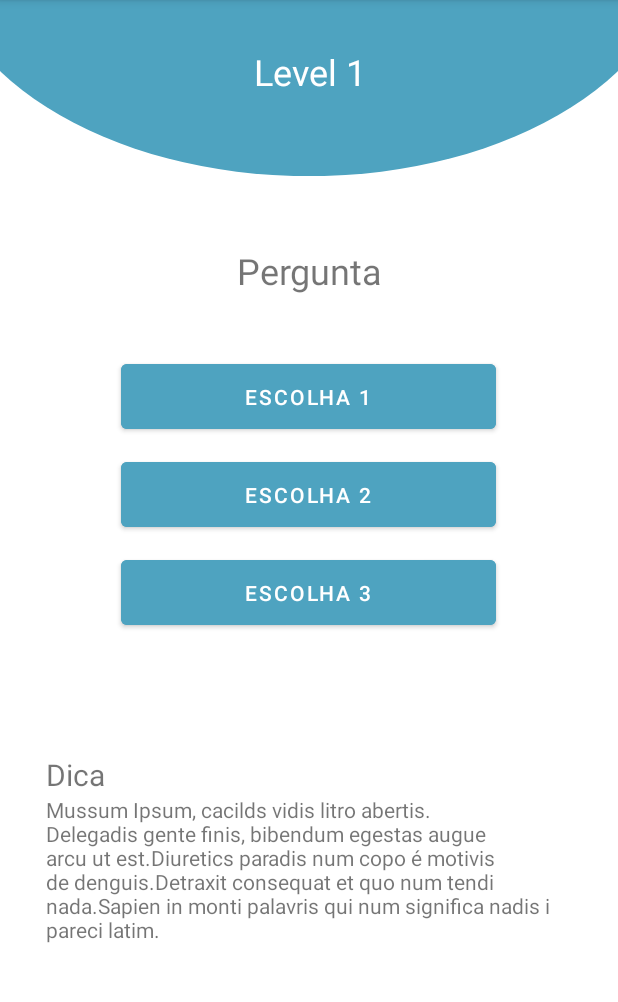
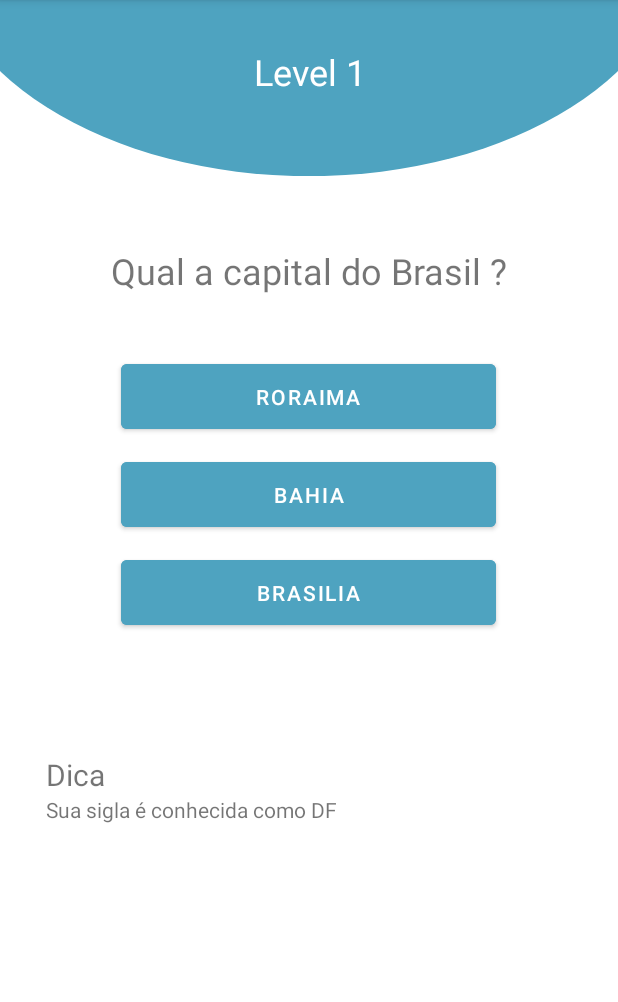
Before and after one commit to ProgrammerKelliton/QuizSenac, an Android app: the MainActivity screen opened directly, with no data from a screen before it, on a phone screen of 412 x 824 dp, the part 84-1086 px from its top. Run offline under Robolectric (Android 15) with nearby library versions, the phone set to English and light mode, and no system bars.

Commit message:
Adicionando leitura de perguntas

```diff
--- a/app/src/main/java/com/example/quiz/CheckResponse.java
+++ b/app/src/main/java/com/example/quiz/CheckResponse.java
@@ -15,9 +15,11 @@ public class CheckResponse extends AppCompatActivity {
 
     public boolean ConfirmRespose(String userRespose)
     {
-        // Falta obter a resposta do db
 
-        if(userRespose == "resposta do db")
+        MainActivity main = new MainActivity();
+        String resp = main.questionsList.get(0).getQuestion();
+
+        if(userRespose == resp)
         {
             return true;
         }
--- a/app/src/main/java/com/example/quiz/MainActivity.java
+++ b/app/src/main/java/com/example/quiz/MainActivity.java
@@ -10,14 +10,15 @@ import android.widget.Button;
 import android.widget.TextView;
 
 import java.util.ArrayList;
+import java.util.Set;
 
 public class MainActivity extends AppCompatActivity {
 
     Button ans1, ans2, ans3;
-    TextView level, question;
+    TextView level, question, tip;
     // InitApp init;
     CheckResponse check;
-    private ArrayList<Questions> questionsList;
+    public ArrayList<Questions> questionsList;
 
     @Override
     protected void onCreate(Bundle savedInstanceState) {
@@ -30,13 +31,30 @@ public class MainActivity extends AppCompatActivity {
         ans2 = findViewById(R.id.ans_B);
         ans3 = findViewById(R.id.ans_C);
         question = findViewById(R.id.question);
+        tip = findViewById(R.id.tipQuestion);
+
+        // Instanciando variáveis
+        questionsList = new ArrayList<Questions>();
+
+        AddQuestion(); // Adicionando perguntas
 
         // Obtendo nível
-        if(getLevel() == 0)
-        {
+        if (getLevel() == 0) {
             RecordLevel(1);
         }
         level.setText("Level " + getLevel());
+
+        // Atualizando a UI
+        if (getLevel() <= questionsList.size()) {
+            question.setText(getQuestion(getLevel() - 1).getQuestion());
+            ans1.setText(getQuestion(getLevel() - 1).getOption1());
+            ans2.setText(getQuestion(getLevel() - 1).getOption2());
+            ans3.setText(getQuestion(getLevel() - 1).getOption3());
+            tip.setText(getQuestion(getLevel() - 1).getTip());
+        } else {
+            level.setText("Você venceu !");
+            CleanData();
+        }
 
         // Adicionando evento para chamar o Update da UI
         check = new CheckResponse();
@@ -45,11 +63,13 @@ public class MainActivity extends AppCompatActivity {
         OnClickBtn(ans3);
 
         // Buscando dados
-        fetchDB();
+        // fetchDB();
     }
+
     private void UpdateUI(String userRespose) {
 
-        if (check.ConfirmRespose(userRespose)) {
+        // Transformar em maiuscula depois verificar
+        if (userRespose == getQuestion(getLevel() - 1).getAnswer_Nr()) { // check.ConfirmRespose(userRespose)
             RecordLevel(getLevel() + 1);
 
             Intent result = new Intent(MainActivity.this, com.example.quiz.result.class);
@@ -62,6 +82,7 @@ public class MainActivity extends AppCompatActivity {
         }
 
     }
+
     private void OnClickBtn(Button btn) {
         btn.setOnClickListener(new View.OnClickListener() {
             @Override
@@ -70,26 +91,43 @@ public class MainActivity extends AppCompatActivity {
             }
         });
     }
+
     @Override
     protected void onPause() {
         super.onPause();
 
         level.setText("Level " + getLevel());
     }
-    private void RecordLevel(int level)
-    {
+
+    private void RecordLevel(int level) {
         SharedPreferences preferences = getSharedPreferences("GlobalKey", MODE_PRIVATE);
         SharedPreferences.Editor editor = preferences.edit();
         editor.putInt("level", level);
         editor.commit();
     }
-    private int getLevel()
-    {
+
+    private int getLevel() {
         SharedPreferences preferences = getSharedPreferences("GlobalKey", MODE_PRIVATE);
         return preferences.getInt("level", 0);
     }
-    private void fetchDB(){
-        QuizDbHelper dbHelper = new QuizDbHelper(this);
-        questionsList = dbHelper.getAllQuestions();
+
+    private void CleanData() {
+        SharedPreferences preferences = getSharedPreferences("GlobalKey", MODE_PRIVATE);
+        SharedPreferences.Editor editor = preferences.edit();
+        editor.clear();
+        editor.commit();
     }
+
+    private void AddQuestion() {
+        Questions myQuestion = new Questions("Qual a capital do Brasil ?", "Roraima", "Bahia", "Brasilia", "Sua sigla é conhecida como DF", "BRASILIA");
+        questionsList.add(myQuestion);
+    }
+
+    private Questions getQuestion(int index) {
+        return questionsList.get(index);
+    }
+//    private void fetchDB(){
+//        QuizDbHelper dbHelper = new QuizDbHelper(this);
+//        questionsList = dbHelper.getAllQuestions();
+//    }
 }
--- a/app/src/main/java/com/example/quiz/Questions.java
+++ b/app/src/main/java/com/example/quiz/Questions.java
@@ -1,16 +1,16 @@
 package com.example.quiz;
 
 public class Questions {
-    private  String question;
-    private  String option1;
+    private String question;
+    private String option1;
     private String option2;
-    private  String option3;
+    private String option3;
     private String tip;
-    private  int answer_Nr;
+    private String answer_Nr;
 
-    public  Questions(){}
+    // public  Questions(){}
 
-    public Questions(String question, String option1, String option2, String option3,String tip, int answer_Nr) {
+    public Questions(String question, String option1, String option2, String option3,String tip, String answer_Nr) {
         this.question = question;
         this.option1 = option1;
         this.option2 = option2;
@@ -59,11 +59,11 @@ public class Questions {
         this.tip= tip;
     }
 
-    public int getAnswer_Nr() {
+    public String getAnswer_Nr() {
         return answer_Nr;
     }
 
-    public void setAnswer_Nr(int answer_Nr) {
+    public void setAnswer_Nr(String answer_Nr) {
         this.answer_Nr = answer_Nr;
     }
 }
--- a/app/src/main/java/com/example/quiz/QuizDbHelper.java
+++ b/app/src/main/java/com/example/quiz/QuizDbHelper.java
@@ -7,7 +7,7 @@ import android.database.Cursor;
 import android.database.sqlite.SQLiteDatabase;
 import android.database.sqlite.SQLiteOpenHelper;
 
-import  com.example.quiz.QuizContract.*;
+import com.example.quiz.QuizContract.*;
 
 import androidx.annotation.Nullable;
 
@@ -67,24 +67,24 @@ public class QuizDbHelper extends SQLiteOpenHelper {
 
     }
     private void fillQuestionsTable(){
-
-        Questions q1 = new Questions( "Android is what ?", "OS", "Drivers", "Software","WEB", 0 );
-        addQuestios(q1);
-
-        Questions q2 = new Questions( "Unity is used for what", "Game Davelopment", "Movie Making", "Software","WEb", 0 );
-        addQuestios(q2);
-
-        Questions q3 = new Questions( "Ram stands  for", "GUI", "Browser", "Random Access Memory","WEB", 1 );
-        addQuestios(q3);
-
-        Questions q4 = new Questions( "Qual foi o primeiro Presidente do Brasil?", "Deodoro da Fonseca ", "Juscelino Kubitscheck ", "Tancredo Neves","WEB", 1 );
-        addQuestios(q4);
-
-        Questions q5 = new Questions( "Android is what ?", "OS", "Drivers", "Software","WEB", 0 );
-        addQuestios(q5);
-
-        Questions q6 = new Questions( "Android is what ?", "OS", "Drivers", "Software","WEB", 0 );
-        addQuestios(q6);
+//
+//        Questions q1 = new Questions( "Android is what ?", "OS", "Drivers", "Software","WEB", 0 );
+//        addQuestios(q1);
+//
+//        Questions q2 = new Questions( "Unity is used for what", "Game Davelopment", "Movie Making", "Software","WEb", 0 );
+//        addQuestios(q2);
+//
+//        Questions q3 = new Questions( "Ram stands  for", "GUI", "Browser", "Random Access Memory","WEB", 1 );
+//        addQuestios(q3);
+//
+//        Questions q4 = new Questions( "Qual foi o primeiro Presidente do Brasil?", "Deodoro da Fonseca ", "Juscelino Kubitscheck ", "Tancredo Neves","WEB", 1 );
+//        addQuestios(q4);
+//
+//        Questions q5 = new Questions( "Android is what ?", "OS", "Drivers", "Software","WEB", 0 );
+//        addQuestios(q5);
+//
+//        Questions q6 = new Questions( "Android is what ?", "OS", "Drivers", "Software","WEB", 0 );
+//        addQuestios(q6);
 
 
 
@@ -117,22 +117,22 @@ public class QuizDbHelper extends SQLiteOpenHelper {
                 null
         );
 
-        if(c.moveToFirst()){
-            do{
-
-                Questions questions = new Questions();
-                questions.setQuestion(c.getString(c.getColumnIndex(QuestionTable.COLUMN_QUESTION)));
-                questions.setQuestion(c.getString(c.getColumnIndex(QuestionTable.COLUMN_OPTION1)));
-                questions.setQuestion(c.getString(c.getColumnIndex(QuestionTable.COLUMN_OPTION2)));
-                questions.setQuestion(c.getString(c.getColumnIndex(QuestionTable.COLUMN_OPTION3)));
-                questions.setQuestion(c.getString(c.getColumnIndex(QuestionTable.COLUMN_TIP)));
-                questions.setQuestion(c.getString(c.getColumnIndex(QuestionTable.COLUMN_ANSWER_NR)));
-
-
-                questionsList.add(questions);
-
-            }while (c.moveToNext());
-        }
+//        if(c.moveToFirst()){
+//            do{
+//
+//                Questions questions = new Questions();
+//                questions.setQuestion(c.getString(c.getColumnIndex(QuestionTable.COLUMN_QUESTION)));
+//                questions.setQuestion(c.getString(c.getColumnIndex(QuestionTable.COLUMN_OPTION1)));
+//                questions.setQuestion(c.getString(c.getColumnIndex(QuestionTable.COLUMN_OPTION2)));
+//                questions.setQuestion(c.getString(c.getColumnIndex(QuestionTable.COLUMN_OPTION3)));
+//                questions.setQuestion(c.getString(c.getColumnIndex(QuestionTable.COLUMN_TIP)));
+//                questions.setQuestion(c.getString(c.getColumnIndex(QuestionTable.COLUMN_ANSWER_NR)));
+//
+//
+//                questionsList.add(questions);
+//
+//            }while (c.moveToNext());
+//        }
         c.close();
         return questionsList;
     }
--- a/app/src/main/res/layout/activity_main.xml
+++ b/app/src/main/res/layout/activity_main.xml
@@ -111,7 +111,7 @@
                         android:orientation="vertical">
 
                         <TextView
-                            android:id="@+id/textView2"
+                            android:id="@+id/tipQuestion"
                             android:layout_width="match_parent"
                             android:layout_height="wrap_content"
                             android:text="Mussum Ipsum, cacilds vidis litro abertis. Delegadis gente finis, bibendum egestas augue arcu ut est.Diuretics paradis num copo é motivis de denguis.Detraxit consequat et quo num tendi nada.Sapien in monti palavris qui num significa nadis i pareci latim." />
```
